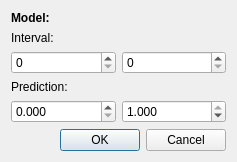
The window that qt/corrected_model_pred.ui (idergunoff/geovel_1.0) describes before a commit, drawn with Qt 5.
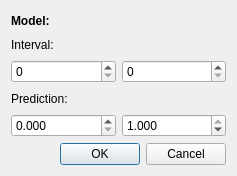
The same window after the commit.

Commit message: correct predict

Patch:
```diff
--- a/qt/corrected_model_pred.ui
+++ b/qt/corrected_model_pred.ui
@@ -7,7 +7,7 @@
     <x>0</x>
     <y>0</y>
     <width>237</width>
-    <height>152</height>
+    <height>176</height>
    </rect>
   </property>
   <property name="windowTitle">
```
Left out of the diff: 12 changed lines with no effect on the pictures. The commit also changes 1 other file.
